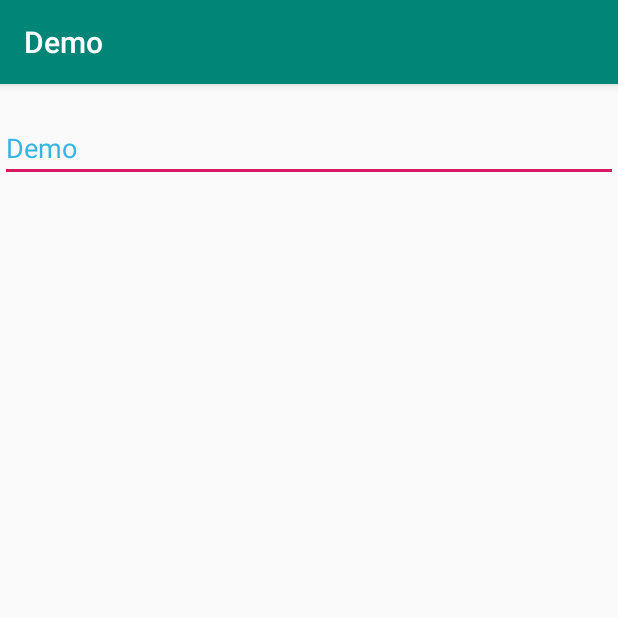
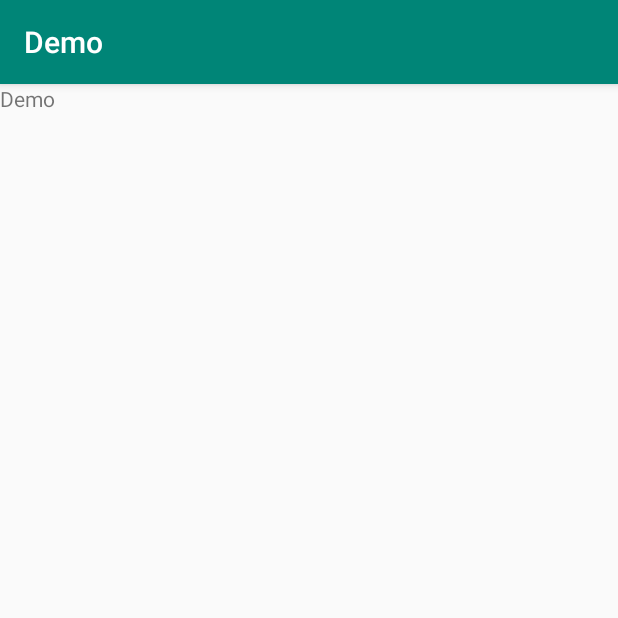
Before and after one commit to daishengda2018/AndroidKnowledgeSystem, an Android app: the screen it shows after launch (MainActivity), on a phone screen of 412 x 824 dp, the top half of it. Run offline under Robolectric (Android 15) with nearby library versions, the light colour scheme and no system bars.

Commit message:
添加自定义属性笔记

```diff
--- /dev/null
+++ b/Demo/app/src/main/java/com/example/dsd/demo/ui/draw/attrs/CustomAttrsDemo.java
@@ -0,0 +1,29 @@
+package com.example.dsd.demo.ui.draw.attrs;
+
+import android.content.Context;
+import android.content.res.TypedArray;
+import android.graphics.Color;
+import android.util.AttributeSet;
+
+import com.example.dsd.demo.R;
+
+/**
+ * 自定义属性 Demo
+ *
+ * Created by im_dsd on 2019-08-11
+ */
+public class CustomAttrsDemo extends android.support.v7.widget.AppCompatTextView {
+
+    private final int mTextColor;
+    private final int mTextSize;
+
+    public CustomAttrsDemo(Context context, AttributeSet attrs) {
+        super(context, attrs);
+        TypedArray array = context.obtainStyledAttributes(attrs, R.styleable.CustomAttrsDemo);
+        mTextColor = array.getColor(R.styleable.CustomAttrsDemo_textColor, Color.BLACK);
+        mTextSize = array.getDimensionPixelSize(R.styleable.CustomAttrsDemo_textSize, 18);
+        // 注意使用完成之后一定要回收
+        array.recycle();
+    }
+
+}
--- a/Demo/app/src/main/java/com/example/dsd/demo/ui/draw/text/MaterialEditText.java
+++ b/Demo/app/src/main/java/com/example/dsd/demo/ui/draw/text/MaterialEditText.java
@@ -2,6 +2,7 @@ package com.example.dsd.demo.ui.draw.text;
 
 import android.animation.ObjectAnimator;
 import android.content.Context;
+import android.content.res.TypedArray;
 import android.graphics.Canvas;
 import android.graphics.Color;
 import android.graphics.Paint;
@@ -11,6 +12,7 @@ import android.text.TextUtils;
 import android.text.TextWatcher;
 import android.util.AttributeSet;
 
+import com.example.dsd.demo.R;
 import com.example.dsd.demo.utils.DisplayUtils;
 
 /**
@@ -38,6 +40,8 @@ public class MaterialEditText extends android.support.v7.widget.AppCompatEditTex
     }
 
     private void init(Context context, AttributeSet attrs) {
+        TypedArray typedArray = context.obtainStyledAttributes(attrs, R.styleable.MaterialEditText);
+        typedArray.recycle();
         mPaint = new Paint(Paint.ANTI_ALIAS_FLAG);
         mPaint.setColor(Color.parseColor("#333333"));
         mPaint.setTextSize(TEXT_SIZE);
--- a/Demo/app/src/main/res/layout/activity_main.xml
+++ b/Demo/app/src/main/res/layout/activity_main.xml
@@ -1,34 +1,18 @@
 <?xml version="1.0" encoding="utf-8"?>
 <FrameLayout
-xmlns:android="http://schemas.android.com/apk/res/android"
-xmlns:tools="http://schemas.android.com/tools"
-android:layout_width="match_parent"
-android:layout_height="match_parent"
-tools:context=".MainActivity">
+    xmlns:android="http://schemas.android.com/apk/res/android"
+    xmlns:app="http://schemas.android.com/apk/res-auto"
+    xmlns:tools="http://schemas.android.com/tools"
+    android:layout_width="match_parent"
+    android:layout_height="match_parent"
+    tools:context=".MainActivity">
 
-    <!--<com.example.dsd.demo.ui.draw.AvatarView-->
-    <!--android:layout_width="match_parent"-->
-    <!--android:layout_height="match_parent"/>-->
+    <com.example.dsd.demo.ui.draw.attrs.CustomAttrsDemo
+        android:id="@+id/custom_attrs_demo"
+        android:layout_width="wrap_content"
+        android:layout_height="wrap_content"
+        android:text="@string/app_name"
+        app:text_color="#333333"
+        app:text_size="10sp"/>
 
-    <!--<com.example.dsd.demo.ui.draw.DashBoard-->
-    <!--android:layout_width="match_parent"-->
-    <!--android:layout_height="match_parent"/>-->
-
-    <!--<com.example.dsd.demo.ui.draw.text.SportView-->
-    <!--android:layout_width="match_parent"-->
-    <!--android:layout_height="match_parent"/>-->
-
-    <!--<com.example.dsd.demo.ui.draw.IrregularDrawableView-->
-        <!--android:src="@drawable/timg"-->
-        <!--android:background="@color/colorAccent"-->
-        <!--android:layout_width="100dp"-->
-        <!--android:layout_height="100dp"/>-->
-
-    <com.example.dsd.demo.ui.draw.text.MaterialEditText
-        android:hint="@string/app_name"
-        android:textColor="@android:color/holo_red_light"
-        android:textColorHint="@android:color/holo_blue_light"
-        android:layout_width="match_parent"
-        android:layout_height="wrap_content"
-       />
 </FrameLayout>
```
Also changed, not shown: Demo/app/src/main/res/values/attrs.xml (added, +20 -0 lines), Demo/app/src/main/res/values/custom.xml (added, +8 -0 lines), 8 other files.
